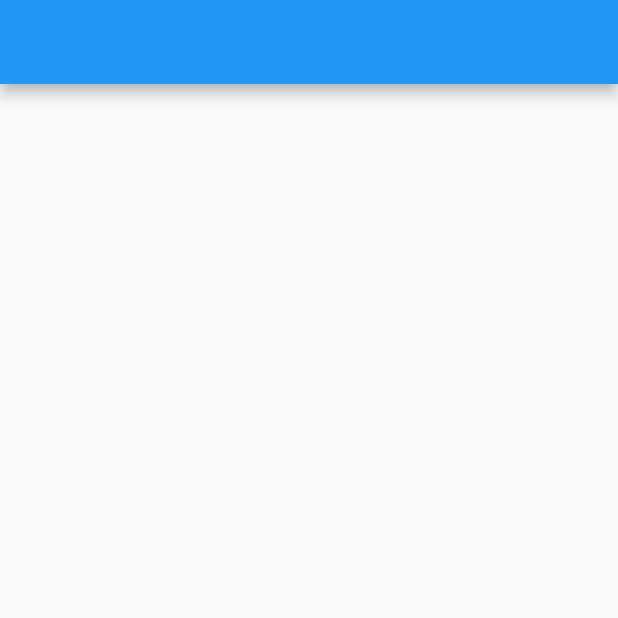
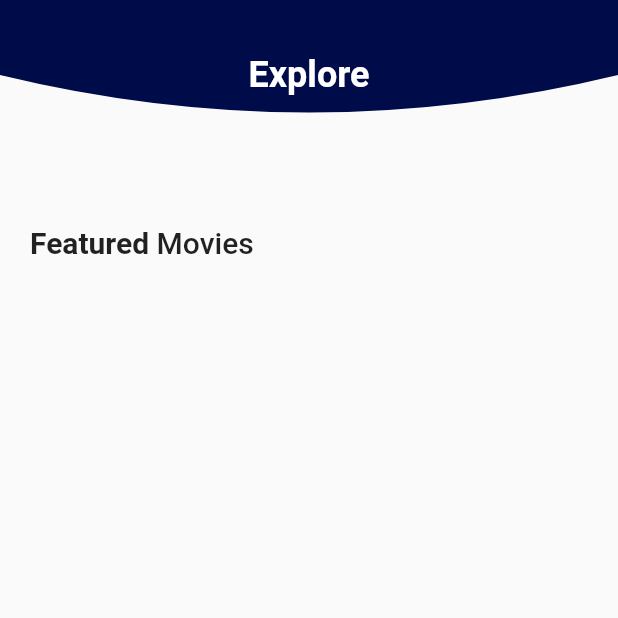
Before and after one commit to codewithbek/movie_app, a Flutter app: the screen it shows after launch, on a phone screen of 412 x 824 dp, the top half of it. Run offline on Flutter 3.47's test engine with Material 2 defaults, Android fonts, the phone set to English and light mode, and no system bars.

```diff
--- a/lib/screens/home_screen.dart
+++ b/lib/screens/home_screen.dart
@@ -6,8 +6,73 @@ class HomeScreen extends StatelessWidget {
   @override
   Widget build(BuildContext context) {
     return Scaffold(
-      appBar: AppBar(),
-      body: Container(),
+      appBar: AppBar(
+        toolbarHeight: 100,
+        backgroundColor: Colors.transparent,
+        elevation: 0.0,
+        flexibleSpace: ClipPath(
+          clipper: _CustomClipper(),
+          child: Container(
+            height: 150,
+            width: MediaQuery.of(context).size.width,
+            color: const Color(0xFF000B49),
+            child: Center(
+                child: Text(
+              "Explore",
+              style: Theme.of(context)
+                  .textTheme
+                  .headlineSmall!
+                  .copyWith(fontWeight: FontWeight.bold, color: Colors.white),
+            )),
+          ),
+        ),
+      ),
+      extendBodyBehindAppBar: true,
+      body: SingleChildScrollView(
+        child: Padding(
+          padding:
+              const EdgeInsets.symmetric(horizontal: 20.0, vertical: 150.0),
+          child: Column(
+            crossAxisAlignment: CrossAxisAlignment.start,
+            children: [
+              RichText(
+                  text: TextSpan(
+                      style: Theme.of(context).textTheme.headline6,
+                      children: [
+                    TextSpan(
+                        text: "Featured ",
+                        style: Theme.of(context)
+                            .textTheme
+                            .headline6!
+                            .copyWith(fontWeight: FontWeight.bold)),
+                    const TextSpan(text: "Movies"),
+                  ])),
+              const SizedBox(
+                height: 20.0,
+              )
+            ],
+          ),
+        ),
+      ),
     );
   }
 }
+
+class _CustomClipper extends CustomClipper<Path> {
+  @override
+  Path getClip(Size size) {
+    double height = size.height;
+    double width = size.width;
+    var path = Path();
+    path.lineTo(0, height - 50);
+    path.quadraticBezierTo(width / 2, height, width, height - 50);
+    path.lineTo(width, 0);
+    path.close();
+    return path;
+  }
+
+  @override
+  bool shouldReclip(covariant CustomClipper<Path> oldClipper) {
+    return true;
+  }
+}
```
Also changed, not shown: lib/models/movie_moel.dart (added, +64 -0 lines), pubspec.yaml (+5 -3 lines), pubspec.lock.
